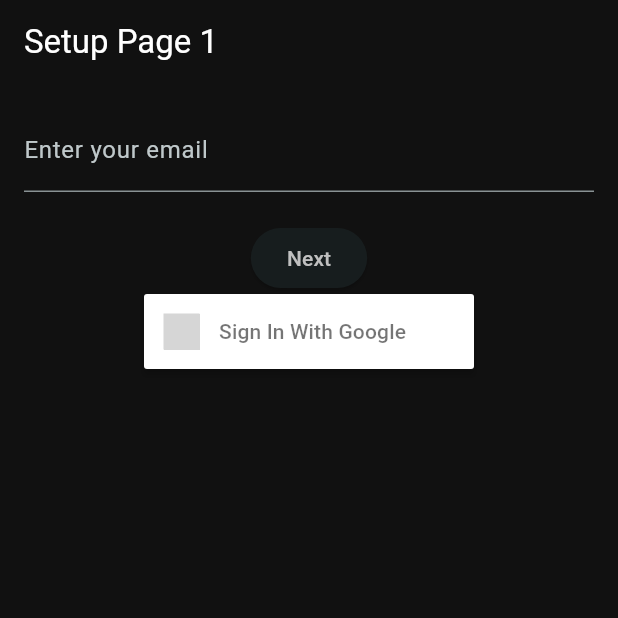
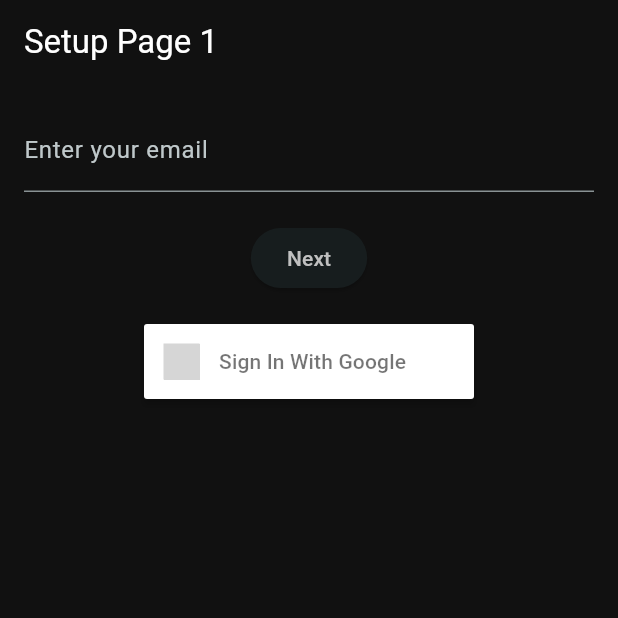
Before and after one commit to IM-TechieScientist/pookiedex, a Flutter app: the screen it shows after launch, after a tap on "Sign In With Google", on a phone screen of 412 x 824 dp, the top half of it. Run offline on Flutter 3.47's test engine with Material 3 defaults, Android fonts, the phone set to English and light mode, and no system bars; drawn by our look-alikes of sign_in_button; our stand-ins replace firebase_auth, firebase_core, flex_color_scheme, google_sign_in, qr_flutter, shared_preferences and 1 more; missing offline and left inert: flutter_barcode_scanner; accounts and stored records are empty; grey boxes are pictures that could not be loaded.

Commit message:
App GAuth Fucking works

```diff
--- a/lib/pages/setup_page1.dart
+++ b/lib/pages/setup_page1.dart
@@ -1,5 +1,4 @@
 import 'package:flutter/material.dart';
-import 'package:path/path.dart';
 import 'package:pookiedex_connect/pages/setup_page2.dart';
 import 'package:firebase_auth/firebase_auth.dart';
 import 'package:sign_in_button/sign_in_button.dart';
@@ -18,79 +17,12 @@ class _SetupPage1State extends State<SetupPage1> {
   bool _isAuthorized = false; // has granted permissions?
   final TextEditingController _controller = TextEditingController();
   static const List<String> scopes = <String>[
-  'email',
-];
+    'email',
+  ];
 
-final GoogleSignIn _googleSignIn = GoogleSignIn(
-  // Optional clientId
-  // clientId: 'your-client_id.apps.googleusercontent.com',
-  scopes: scopes,
-);
-
-  Widget _googleSignInButton() {
-    return Center(
-        child: SizedBox(
-            height: 50,
-            child: SignInButton(Buttons.google,
-                text: "Sign In With Google", onPressed: _handleSignIn)));
-  }
-
-  Widget _userInfo() {
-    return SizedBox(
-      width: MediaQuery.of(context).size.width,
-      child: Column(
-        mainAxisAlignment: MainAxisAlignment.center,
-        crossAxisAlignment: CrossAxisAlignment.center,
-        mainAxisSize: MainAxisSize.max,
-        children: [
-          Container(
-            height: 100,
-            width: 100,
-            decoration: BoxDecoration(
-                image: DecorationImage(image: NetworkImage(_user!.photoURL!))),
-          ),
-          Text(_user!.email!),
-          Text(_user!.displayName!),
-        ],
-      ),
-    );
-  }
-Future<void> _handleSignIn() async {
-  try {
-    GoogleSignInAccount? _currentUser = await _googleSignIn.signIn();
-    String email= _currentUser!.email;
-    print(email);
-    //[a-zA-]@vitstudent.ac.in
-
-    String checker = "@vitstudent.ac.in";
-
-    if(email.contains(checker)==false){
-      _auth.signOut();
-    }else{
-      _navigateToSetupPage2();
-    }
-  } catch (error) {
-    print(error);
-  }
-
-}
-  // void _handleGoogleSignIn() {
-  //   try {
-  //     GoogleAuthProvider _googleAuthProvider = GoogleAuthProvider();
-  //     _auth.signInWithProvider(_googleAuthProvider);
-  //   } catch (error) {
-  //     print(error);
-  //   }
-  // }
-  void _navigateToSetupPage2() {
-    setState(() {
-      emailID = _controller.text;
-    });
-    Navigator.push(
-      context,
-      MaterialPageRoute(builder: (context) => SetupPage(emailID: emailID)),
-    );
-  }
+  final GoogleSignIn _googleSignIn = GoogleSignIn(
+    scopes: scopes,
+  );
 
   @override
   void initState() {
@@ -100,6 +32,81 @@ Future<void> _handleSignIn() async {
         _user = event;
       });
     });
+  }
+
+  Widget _googleSignInButton() {
+    return Center(
+      child: SizedBox(
+        height: 50,
+        child: SignInButton(
+          Buttons.google,
+          text: "Sign In With Google",
+          onPressed: _handleSignIn,
+        ),
+      ),
+    );
+  }
+
+  Widget _userInfo() {
+    if (_user == null) return SizedBox();
+    return SizedBox(
+      width: MediaQuery.of(context).size.width,
+      child: Column(
+        mainAxisAlignment: MainAxisAlignment.center,
+        crossAxisAlignment: CrossAxisAlignment.center,
+        mainAxisSize: MainAxisSize.max,
+        children: [
+          if (_user!.photoURL != null)
+            Container(
+              height: 100,
+              width: 100,
+              decoration: BoxDecoration(
+                image: DecorationImage(
+                  image: NetworkImage(_user!.photoURL!),
+                ),
+              ),
+            ),
+          if (_user!.email != null) Text(_user!.email!),
+          if (_user!.displayName != null) Text(_user!.displayName!),
+        ],
+      ),
+    );
+  }
+
+  Future<void> _handleSignIn() async {
+    try {
+      GoogleSignInAccount? _currentUser = await _googleSignIn.signIn();
+      if (_currentUser != null) {
+        String email = _currentUser.email;
+        print(email);
+
+        // Only allow email from @vitstudent.ac.in domain
+        String checker = "@vitstudent.ac.in";
+        if (!email.contains(checker)) {
+          _auth.signOut();
+          ScaffoldMessenger.of(context).showSnackBar(
+            SnackBar(content: Text("Please use a valid VIT email")),
+          );
+        } else {
+          _navigateToSetupPage2();
+        }
+      }
+    } catch (error) {
+      print(error);
+      ScaffoldMessenger.of(context).showSnackBar(
+        SnackBar(content: Text("Sign in failed: $error")),
+      );
+    }
+  }
+
+  void _navigateToSetupPage2() {
+    setState(() {
+      emailID = _controller.text;
+    });
+    Navigator.push(
+      context,
+      MaterialPageRoute(builder: (context) => SetupPage(emailID: emailID)),
+    );
   }
 
   @override
@@ -123,8 +130,8 @@ Future<void> _handleSignIn() async {
               onPressed: _navigateToSetupPage2,
               child: Text('Next'),
             ),
+            SizedBox(height: 20),
             _user != null ? _userInfo() : _googleSignInButton(),
-
           ],
         ),
       ),
```
